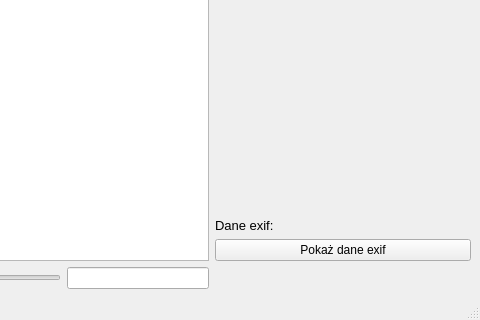
Qt form mydesign.ui (Daru9799/Projekt_Fotograf_IO) before a commit; both pictures show x 574 to 1054 and y 393 to 713 of the 1054 by 713 pixel window.
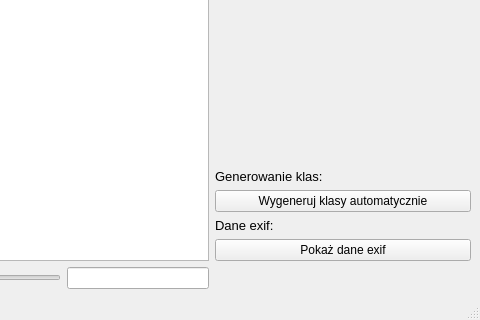
The same form after that commit.

```diff
--- a/mydesign.ui
+++ b/mydesign.ui
@@ -113,6 +113,31 @@
         </property>
        </spacer>
       </item>
+      <item>
+       <widget class="QLabel" name="label_generate_classes">
+        <property name="sizePolicy">
+         <sizepolicy hsizetype="Minimum" vsizetype="Fixed">
+          <horstretch>0</horstretch>
+          <verstretch>0</verstretch>
+         </sizepolicy>
+        </property>
+        <property name="font">
+         <font>
+          <pointsize>10</pointsize>
+         </font>
+        </property>
+        <property name="text">
+         <string>Generowanie klas:</string>
+        </property>
+       </widget>
+      </item>
+      <item>
+       <widget class="QPushButton" name="generate_classes">
+        <property name="text">
+         <string>Wygeneruj klasy automatycznie</string>
+        </property>
+       </widget>
+      </item>
       <item>
        <widget class="QLabel" name="label_exif_data">
         <property name="sizePolicy">
```
Left out of the diff: 2 changed lines with no effect on the pictures.
